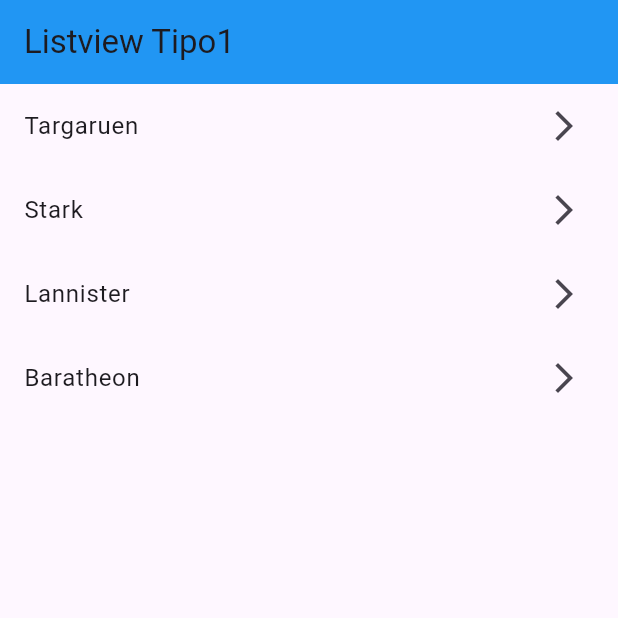
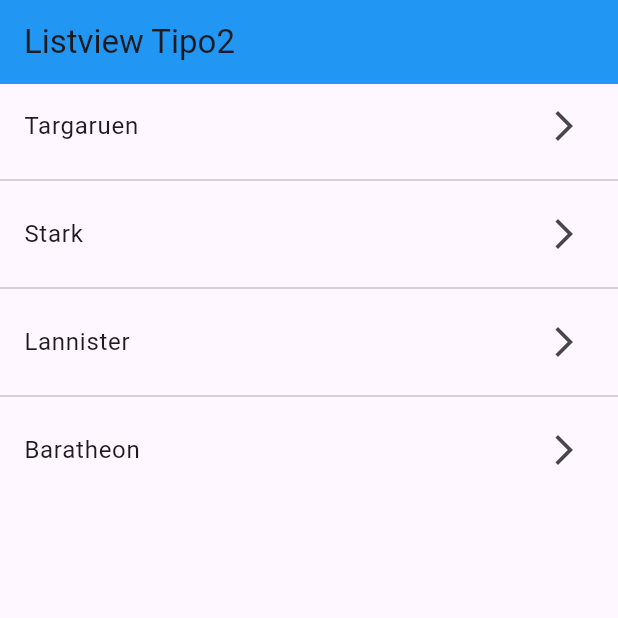
Before and after one commit to Javier-GitHU/fl_components, a Flutter app: the screen it shows after launch, on a phone screen of 412 x 824 dp, the top half of it. Run offline on Flutter 3.47's test engine with Material 3 defaults, Android fonts, the phone set to English and light mode, and no system bars.

Commit message:
Hemos hecho el listview.separated

```diff
--- a/lib/main.dart
+++ b/lib/main.dart
@@ -1,4 +1,5 @@
 import 'package:fl_components/srceens/listview1_screen.dart';
+import 'package:fl_components/srceens/listview2_screen.dart';
 import 'package:flutter/material.dart';
 
 void main() => runApp(const MyApp());
@@ -12,7 +13,7 @@ class MyApp extends StatelessWidget {
       //Quitar el debug
       debugShowCheckedModeBanner: false,
       title: 'Material App',
-      home: Listview1Screen()
+      home: Listview2Screen()
     );
   }
 }
--- /dev/null
+++ b/lib/srceens/listview2_screen.dart
@@ -0,0 +1,26 @@
+import 'package:flutter/material.dart';
+//fl plantila home screen
+class Listview2Screen extends StatelessWidget {
+
+  final options = const['Targaruen', 'Stark', 'Lannister', 'Baratheon'];
+
+
+  const Listview2Screen({Key? key}) : super(key: key);
+
+  @override
+  Widget build(BuildContext context) {
+    return Scaffold(
+      appBar: AppBar(
+        title: const Text("Listview Tipo2"),
+        backgroundColor: Colors.blue,
+      ),
+      body: ListView.separated(
+        itemBuilder: (context, index) => ListTile(
+          trailing: Icon(Icons.arrow_forward_ios_outlined),// LEading icono a la izquierda , trailing icono a la derecha
+          title: Text(options[index]),
+        ), //index cuenta de las veces que vamos a ir iterando
+      separatorBuilder: (context, index) => const Divider(), //cada vez que itere añadira un divider que es una linea que separa
+      itemCount: options.length // Numero de elementos del tamño de la lista en este caso)
+    ));
+  }
+}
```
